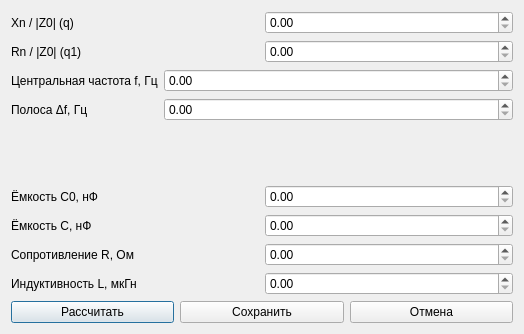
Above: selectionOfCorrectiveElements.ui from PointlessAlbatross/CAD-A_Qt before the change. Below: the same form after it.
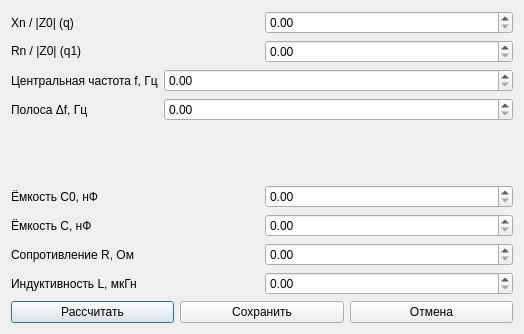
That is the form after the change.

The edit to the form file:
```diff
--- a/selectionOfCorrectiveElements.ui
+++ b/selectionOfCorrectiveElements.ui
@@ -39,7 +39,7 @@
      <item row="1" column="0">
       <widget class="QLabel" name="label_8">
        <property name="text">
-        <string>Rn / |Z0| (q1)</string>
+        <string>&lt;html&gt;&lt;head/&gt;&lt;body&gt;&lt;p&gt;Rn / |Z0| (q1)&lt;/p&gt;&lt;/body&gt;&lt;/html&gt;</string>
        </property>
       </widget>
      </item>
```
